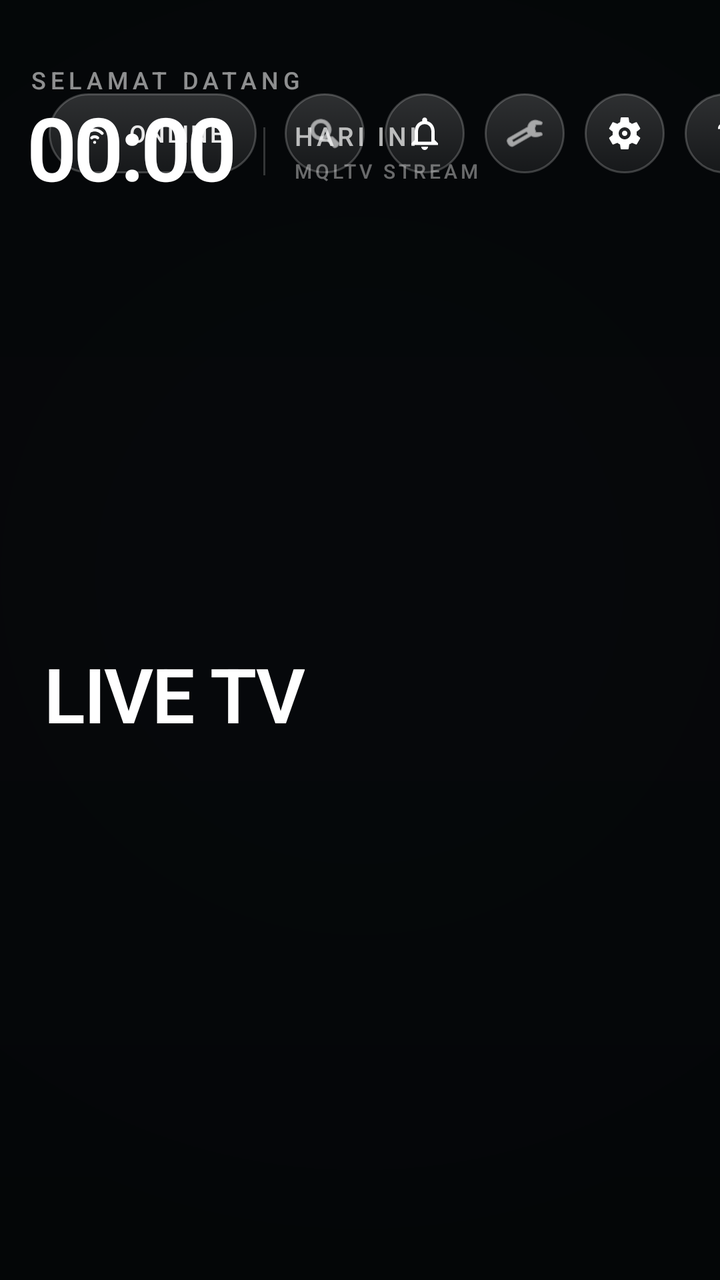
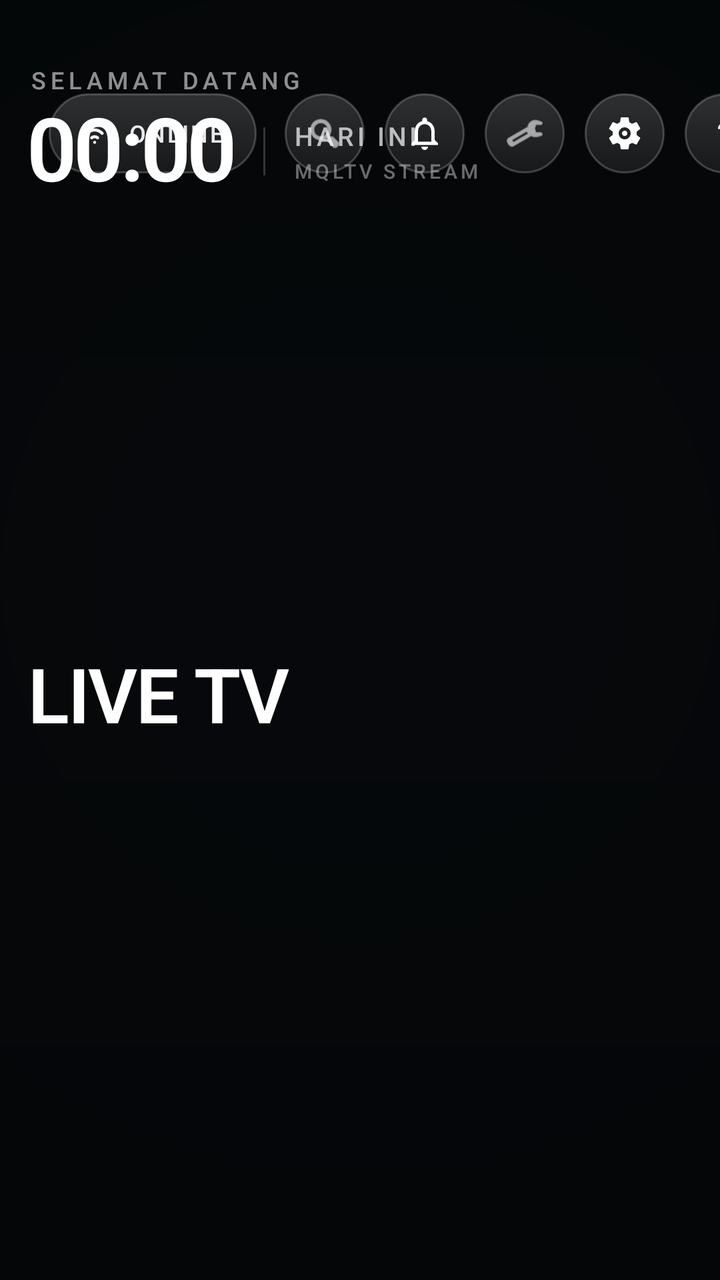

Two renders of the same Android screen: before a commit and after it. Below are the layout's source before the change and the commit's diff.
<!-- AndroidManifest.xml: application theme Theme.MQLTV -->
<!-- res/layout/fragment_launcher.xml -->
<?xml version="1.0" encoding="utf-8"?>
<androidx.constraintlayout.widget.ConstraintLayout xmlns:android="http://schemas.android.com/apk/res/android"
    xmlns:app="http://schemas.android.com/apk/res-auto"
    android:layout_width="match_parent"
    android:layout_height="match_parent"
    android:clipChildren="false"
    android:clipToPadding="false"
    android:background="#080B0F">

    
    <ImageView
        android:id="@+id/launcher_wallpaper"
        android:layout_width="0dp"
        android:layout_height="0dp"
        android:scaleType="centerCrop"
        android:src="@null"
        android:alpha="0"
        android:importantForAccessibility="no"
        app:layout_constraintTop_toTopOf="parent"
        app:layout_constraintBottom_toBottomOf="parent"
        app:layout_constraintStart_toStartOf="parent"
        app:layout_constraintEnd_toEndOf="parent" />

    
    <ImageView
        android:id="@+id/launcher_ambient_glow"
        android:layout_width="0dp"
        android:layout_height="0dp"
        android:scaleType="fitXY"
        android:alpha="0.85"
        android:importantForAccessibility="no"
        app:layout_constraintTop_toTopOf="parent"
        app:layout_constraintBottom_toBottomOf="parent"
        app:layout_constraintStart_toStartOf="parent"
        app:layout_constraintEnd_toEndOf="parent" />

    
    <View
        android:id="@+id/launcher_wallpaper_dim"
        android:layout_width="0dp"
        android:layout_height="0dp"
        android:background="@drawable/launcher_wallpaper_overlay"
        android:importantForAccessibility="no"
        app:layout_constraintTop_toTopOf="parent"
        app:layout_constraintBottom_toBottomOf="parent"
        app:layout_constraintStart_toStartOf="parent"
        app:layout_constraintEnd_toEndOf="parent" />

    
    <androidx.constraintlayout.widget.Guideline
        android:id="@+id/launcher_safe_top"
        android:layout_width="wrap_content"
        android:layout_height="wrap_content"
        android:orientation="horizontal"
        app:layout_constraintGuide_percent="0.04" />

    <androidx.constraintlayout.widget.Guideline
        android:id="@+id/launcher_safe_bottom"
        android:layout_width="wrap_content"
        android:layout_height="wrap_content"
        android:orientation="horizontal"
        app:layout_constraintGuide_percent="0.96" />

    <androidx.constraintlayout.widget.Guideline
        android:id="@+id/launcher_safe_left"
        android:layout_width="wrap_content"
        android:layout_height="wrap_content"
        android:orientation="vertical"
        app:layout_constraintGuide_percent="0.04" />

    <androidx.constraintlayout.widget.Guideline
        android:id="@+id/launcher_safe_right"
        android:layout_width="wrap_content"
        android:layout_height="wrap_content"
        android:orientation="vertical"
        app:layout_constraintGuide_percent="0.96" />

    
    <androidx.constraintlayout.widget.ConstraintLayout
        android:id="@+id/launcher_header"
        android:layout_width="0dp"
        android:layout_height="wrap_content"
        android:layout_marginTop="6dp"
        android:clipChildren="false"
        android:clipToPadding="false"
        app:layout_constraintStart_toStartOf="@id/launcher_safe_left"
        app:layout_constraintEnd_toEndOf="@id/launcher_safe_right"
        app:layout_constraintTop_toTopOf="@id/launcher_safe_top">

                
                <LinearLayout
                    android:id="@+id/launcher_left_block"
                    android:layout_width="wrap_content"
                    android:layout_height="wrap_content"
                    android:orientation="vertical"
                    app:layout_constraintStart_toStartOf="parent"
                    app:layout_constraintTop_toTopOf="parent"
                    app:layout_constraintBottom_toBottomOf="parent">

                    
                    <TextView
                        android:id="@+id/launcher_greeting"
                        android:layout_width="wrap_content"
                        android:layout_height="wrap_content"
                        android:text="SELAMAT DATANG"
                        android:textColor="#8CFFFFFF"
                        android:textSize="12sp"
                        android:fontFamily="sans-serif-medium"
                        android:letterSpacing="0.20"
                        android:textAllCaps="true" />

                    
                    <LinearLayout
                        android:layout_width="wrap_content"
                        android:layout_height="wrap_content"
                        android:orientation="horizontal"
                        android:gravity="center_vertical"
                        android:layout_marginTop="2dp">

                        <TextView
                            android:id="@+id/launcher_header_time"
                            android:layout_width="wrap_content"
                            android:layout_height="wrap_content"
                            android:text="00:00"
                            android:textColor="#FFFFFFFF"
                            android:textSize="44sp"
                            android:fontFamily="sans-serif-light"
                            android:textStyle="bold"
                            android:letterSpacing="-0.04"
                            android:includeFontPadding="false"
                            android:importantForAccessibility="no" />

                        <View
                            android:layout_width="1dp"
                            android:layout_height="24dp"
                            android:layout_marginStart="14dp"
                            android:layout_marginEnd="14dp"
                            android:background="#30FFFFFF" />

                        <LinearLayout
                            android:layout_width="wrap_content"
                            android:layout_height="wrap_content"
                            android:orientation="vertical">

                            <TextView
                                android:id="@+id/launcher_header_date"
                                android:layout_width="wrap_content"
                                android:layout_height="wrap_content"
                                android:text="HARI INI"
                                android:textColor="#B3FFFFFF"
                                android:textSize="13sp"
                                android:fontFamily="sans-serif-medium"
                                android:letterSpacing="0.12"
                                android:textAllCaps="true" />

                            <TextView
                                android:id="@+id/launcher_brand_text"
                                android:layout_width="wrap_content"
                                android:layout_height="wrap_content"
                                android:layout_marginTop="2dp"
                                android:text="MQLTV STREAM"
                                android:textColor="#66FFFFFF"
                                android:textSize="10sp"
                                android:fontFamily="sans-serif-medium"
                                android:letterSpacing="0.16"
                                android:textAllCaps="true" />
                        </LinearLayout>

                    </LinearLayout>

                </LinearLayout>

                
                <LinearLayout
                    android:id="@+id/launcher_actions"
                    android:layout_width="wrap_content"
                    android:layout_height="48dp"
                    android:orientation="horizontal"
                    android:gravity="center_vertical"
                    android:clipChildren="false"
                    android:clipToPadding="false"
                    app:layout_constraintEnd_toEndOf="parent"
                    app:layout_constraintTop_toTopOf="parent"
                    app:layout_constraintBottom_toBottomOf="parent">

                    
                    <LinearLayout
                        android:id="@+id/launcher_network_pill"
                        style="@style/TopButton"
                        android:focusable="false"
                        android:clickable="false"
                        android:layout_marginEnd="4dp">

                        <ImageView
                            android:id="@+id/launcher_header_net"
                            android:layout_width="18dp"
                            android:layout_height="18dp"
                            android:src="@drawable/ic_mql_wifi"
                            android:tint="#FFFFFFFF"
                            android:importantForAccessibility="no" />

                        <TextView
                            android:id="@+id/launcher_header_net_label"
                            android:layout_width="wrap_content"
                            android:layout_height="wrap_content"
                            android:layout_marginStart="8dp"
                            android:text="ONLINE"
                            android:textColor="#E6FFFFFF"
                            android:textSize="12sp"
                            android:fontFamily="sans-serif-medium"
                            android:letterSpacing="0.08" />
                    </LinearLayout>

                    
                    <FrameLayout
                        android:id="@+id/launcher_search"
                        style="@style/TopButtonIcon"
                        android:contentDescription="Search"
                        android:nextFocusDown="@+id/launcher_apps"
                        android:nextFocusRight="@+id/launcher_notifications">

                        <ImageView
                            android:layout_width="match_parent"
                            android:layout_height="match_parent"
                            android:padding="10dp"
                            android:duplicateParentState="true"
                            android:src="@android:drawable/ic_menu_search"
                            android:tint="@color/pill_text"
                            android:importantForAccessibility="no" />
                    </FrameLayout>

                    
                    <FrameLayout
                        android:id="@+id/launcher_notifications"
                        style="@style/TopButtonIcon"
                        android:contentDescription="Notifications"
                        android:nextFocusDown="@+id/launcher_apps"
                        android:nextFocusLeft="@+id/launcher_search"
                        android:nextFocusRight="@+id/launcher_settings">

                        <ImageView
                            android:layout_width="match_parent"
                            android:layout_height="match_parent"
                            android:padding="10dp"
                            android:duplicateParentState="true"
                            android:src="@drawable/ic_bell_outline"
                            android:tint="@color/pill_text"
                            android:importantForAccessibility="no" />

                        <TextView
                            android:id="@+id/launcher_notifications_badge"
                            android:layout_width="16dp"
                            android:layout_height="16dp"
                            android:layout_gravity="top|end"
                            android:layout_marginTop="2dp"
                            android:layout_marginEnd="2dp"
                            android:background="@drawable/badge_bg"
                            android:textColor="#FFFFFF"
                            android:textSize="9sp"
                            android:textStyle="bold"
                            android:gravity="center"
                            android:text="0"
                            android:visibility="gone" />
                    </FrameLayout>

                    
                    <FrameLayout
                        android:id="@+id/launcher_settings"
                        style="@style/TopButtonIcon"
                        android:contentDescription="Settings"
                        android:nextFocusDown="@+id/launcher_apps"
                        android:nextFocusLeft="@+id/launcher_notifications"
                        android:nextFocusRight="@+id/launcher_native_settings">

                        <ImageView
                            android:id="@+id/launcher_settings_icon"
                            android:layout_width="match_parent"
                            android:layout_height="match_parent"
                            android:padding="10dp"
                            android:duplicateParentState="true"
                            android:src="@android:drawable/ic_menu_manage"
                            android:tint="@color/pill_text"
                            android:importantForAccessibility="no" />
                    </FrameLayout>

                    
                    <FrameLayout
                        android:id="@+id/launcher_native_settings"
                        style="@style/TopButtonIcon"
                        android:contentDescription="Native Settings"
                        android:nextFocusDown="@+id/launcher_apps"
                        android:nextFocusLeft="@+id/launcher_settings"
                        android:nextFocusRight="@+id/launcher_profile">

                        <ImageView
                            android:layout_width="match_parent"
                            android:layout_height="match_parent"
                            android:padding="10dp"
                            android:duplicateParentState="true"
                            android:src="@drawable/ic_gear_outline"
                            android:tint="@color/pill_text"
                            android:importantForAccessibility="no" />
                    </FrameLayout>

                    
                    <FrameLayout
                        android:id="@+id/launcher_profile"
                        style="@style/TopButtonIcon"
                        android:contentDescription="Profile"
                        android:nextFocusDown="@+id/launcher_apps"
                        android:nextFocusLeft="@+id/launcher_native_settings">

                        <TextView
                            android:id="@+id/launcher_profile_letter"
                            android:layout_width="match_parent"
                            android:layout_height="match_parent"
                            android:gravity="center"
                            android:duplicateParentState="true"
                            android:text="?"
                            android:textStyle="bold"
                            android:textSize="15sp"
                            android:textColor="@color/pill_text" />
                    </FrameLayout>

                </LinearLayout>

    </androidx.constraintlayout.widget.ConstraintLayout>

    
    <androidx.core.widget.NestedScrollView
        android:id="@+id/launcher_scroll"
        android:layout_width="0dp"
        android:layout_height="0dp"
        android:fillViewport="true"
        android:overScrollMode="never"
        android:clipToPadding="false"
        android:clipChildren="false"
        android:paddingBottom="24dp"
        app:layout_constraintStart_toStartOf="@id/launcher_safe_left"
        app:layout_constraintEnd_toEndOf="@id/launcher_safe_right"
        app:layout_constraintTop_toBottomOf="@id/launcher_header"
        app:layout_constraintBottom_toBottomOf="parent">

        <LinearLayout
            android:layout_width="match_parent"
            android:layout_height="wrap_content"
            android:clipChildren="false"
            android:clipToPadding="false"
            android:orientation="vertical">

            
            <LinearLayout
                android:id="@+id/launcher_hero"
                android:layout_width="match_parent"
                android:layout_height="wrap_content"
                android:orientation="vertical"
                android:layout_marginStart="8dp"
                android:layout_marginTop="225dp"
                android:layout_marginBottom="12dp"
                android:clipChildren="false"
                android:clipToPadding="false">

                
                <LinearLayout
                    android:id="@+id/launcher_hero_kicker_container"
                    android:layout_width="wrap_content"
                    android:layout_height="wrap_content"
                    android:orientation="horizontal"
                    android:gravity="center_vertical"
                    android:visibility="gone">

                    <View
                        android:id="@+id/launcher_hero_kicker_bar"
                        android:layout_width="3dp"
                        android:layout_height="12dp"
                        android:layout_marginEnd="8dp"
                        android:background="@drawable/hero_kicker_bar" />

                    <TextView
                        android:id="@+id/launcher_hero_kicker"
                        android:layout_width="wrap_content"
                        android:layout_height="wrap_content"
                        android:text="MQLTV · LIVE ENTERTAINMENT"
                        android:textColor="#A0FFFFFF"
                        android:textSize="12sp"
                        android:fontFamily="sans-serif-medium"
                        android:letterSpacing="0.18"
                        android:textAllCaps="true" />
                </LinearLayout>

                
                <TextView
                    android:id="@+id/launcher_hero_title"
                    android:layout_width="wrap_content"
                    android:layout_height="wrap_content"
                    android:text="LIVE TV"
                    android:textColor="#FFFFFFFF"
                    android:textSize="38sp"
                    android:fontFamily="sans-serif-light"
                    android:textStyle="bold"
                    android:letterSpacing="-0.02"
                    android:includeFontPadding="false"
                    android:singleLine="true" />

                
                <TextView
                    android:id="@+id/launcher_hero_subtitle"
                    android:layout_width="wrap_content"
                    android:layout_height="wrap_content"
                    android:layout_marginTop="4dp"
                    android:text="+5000 Saluran TV Lokal &amp; Internasional"
                    android:textColor="#B3FFFFFF"
                    android:textSize="14sp"
                    android:singleLine="true"
                    android:visibility="gone" />

            </LinearLayout>

            
            <androidx.recyclerview.widget.RecyclerView
                android:id="@+id/launcher_apps"
                android:layout_width="match_parent"
                android:layout_height="wrap_content"
                android:clipToPadding="false"
                android:clipChildren="false"
                android:overScrollMode="never"
                android:paddingStart="2dp"
                android:paddingEnd="2dp"
                android:paddingTop="2dp"
                android:paddingBottom="48dp"
                android:nextFocusUp="@+id/launcher_search" />

        </LinearLayout>

    </androidx.core.widget.NestedScrollView>

    
    <com.mqltv.GlassView
        android:id="@+id/launcher_glass"
        android:layout_width="10dp"
        android:layout_height="10dp"
        android:alpha="0"
        android:importantForAccessibility="no"
        app:layout_constraintTop_toTopOf="parent"
        app:layout_constraintStart_toStartOf="parent" />

</androidx.constraintlayout.widget.ConstraintLayout>
<!-- resources referenced by this layout -->
<resources>
  <!-- drawable badge_bg (drawable) -->
  <?xml version="1.0" encoding="utf-8"?>
  <shape xmlns:android="http://schemas.android.com/apk/res/android"
      android:shape="oval">
      <solid android:color="#E53935" />
  </shape>
  <!-- drawable hero_kicker_bar (drawable) -->
  <?xml version="1.0" encoding="utf-8"?>
  <shape xmlns:android="http://schemas.android.com/apk/res/android" android:shape="rectangle">
      <solid android:color="#FF8B5CF6" />
      <corners android:radius="2dp" />
  </shape>
  <!-- drawable ic_bell_outline (drawable) -->
  <vector xmlns:android="http://schemas.android.com/apk/res/android"
      android:width="24dp"
      android:height="24dp"
      android:viewportWidth="24"
      android:viewportHeight="24">
    <path
        android:fillColor="#FFFFFFFF"
        android:pathData="M12,22c1.1,0 2,-0.9 2,-2h-4c0,1.1 0.9,2 2,2zM18,16v-5c0,-3.07 -1.63,-5.64 -4.5,-6.32V4c0,-0.83 -0.67,-1.5 -1.5,-1.5s-1.5,0.67 -1.5,1.5v0.68C7.64,5.36 6,7.92 6,11v5l-2,2v1h16v-1l-2,-2zM16,17H8v-6c0,-2.48 1.51,-4.5 4,-4.5s4,2.02 4,4.5v6z"/>
  </vector>
  <style name="TopButton">
          <item name="android:layout_width">wrap_content</item>
          <item name="android:layout_height">40dp</item>
          <item name="android:layout_marginStart">10dp</item>
          <item name="android:paddingStart">14dp</item>
          <item name="android:paddingEnd">16dp</item>
          <item name="android:gravity">center</item>
          <item name="android:background">@drawable/pill_bg</item>
          <item name="android:textColor">@color/pill_text</item>
          <item name="android:textSize">13sp</item>
          <item name="android:fontFamily">sans-serif-medium</item>
          <item name="android:letterSpacing">0.02</item>
          <item name="android:focusable">true</item>
          <item name="android:clickable">true</item>
      </style>
  <style name="TopButtonIcon">
          <item name="android:layout_width">40dp</item>
          <item name="android:layout_height">40dp</item>
          <item name="android:layout_marginStart">10dp</item>
          <item name="android:gravity">center</item>
          <item name="android:background">@drawable/pill_bg</item>
          <item name="android:focusable">true</item>
          <item name="android:clickable">true</item>
      </style>
  <style name="Theme.MQLTV" parent="Theme.Leanback">
          <item name="android:windowBackground">@drawable/window_background</item>
      </style>
  <!-- drawable pill_bg (drawable) -->
  <?xml version="1.0" encoding="utf-8"?>
  <selector xmlns:android="http://schemas.android.com/apk/res/android">
      <item android:state_focused="true">
          <shape android:shape="rectangle">
              <solid android:color="#F5FFFFFF" />
              <corners android:radius="21dp" />
          </shape>
      </item>
      <item android:state_activated="true">
          <shape android:shape="rectangle">
              <solid android:color="#40FFFFFF" />
              <stroke android:width="1.5dp" android:color="#80FFFFFF" />
              <corners android:radius="21dp" />
          </shape>
      </item>
      <item>
          <shape android:shape="rectangle">
              <gradient android:angle="270" android:startColor="#2AFFFFFF" android:endColor="#12FFFFFF" />
              <stroke android:width="1dp" android:color="#35FFFFFF" />
              <corners android:radius="21dp" />
          </shape>
      </item>
  </selector>
  <!-- drawable window_background (drawable) -->
  <?xml version="1.0" encoding="utf-8"?>
  <layer-list xmlns:android="http://schemas.android.com/apk/res/android">
      
      <item android:drawable="@android:color/black" />
  
      
      <item>
          <bitmap
              android:gravity="center"
              android:src="@drawable/banner" />
      </item>
  </layer-list>
  <!-- unchanged entries left out for length: 4 -->
</resources>

<!-- the commit's change to res/layout/fragment_launcher.xml (unified diff, before → after) -->
@@ -354,7 +354,7 @@
                 android:layout_width="match_parent"
                 android:layout_height="wrap_content"
                 android:orientation="vertical"
-                android:layout_marginStart="8dp"
+                android:layout_marginStart="0dp"
                 android:layout_marginTop="225dp"
                 android:layout_marginBottom="12dp"
                 android:clipChildren="false"
@@ -424,8 +424,8 @@
                 android:clipToPadding="false"
                 android:clipChildren="false"
                 android:overScrollMode="never"
-                android:paddingStart="2dp"
-                android:paddingEnd="2dp"
+                android:paddingStart="0dp"
+                android:paddingEnd="0dp"
                 android:paddingTop="2dp"
                 android:paddingBottom="48dp"
                 android:nextFocusUp="@+id/launcher_search" />
